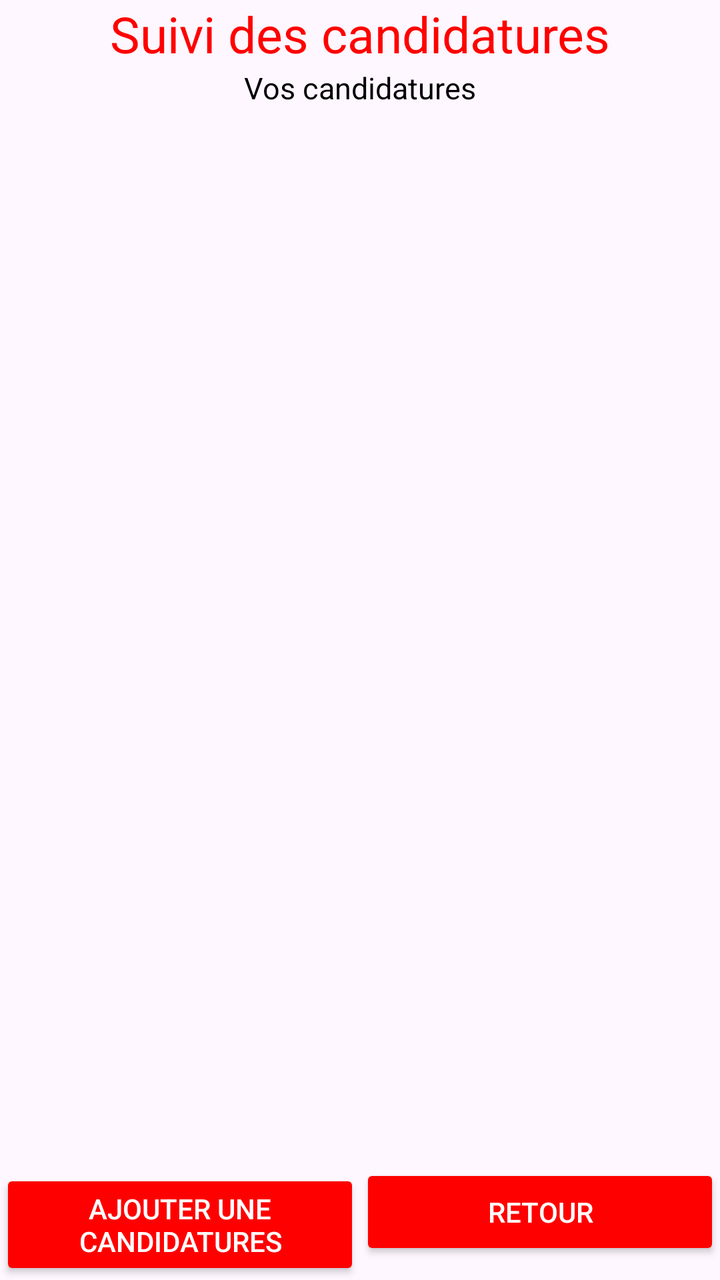
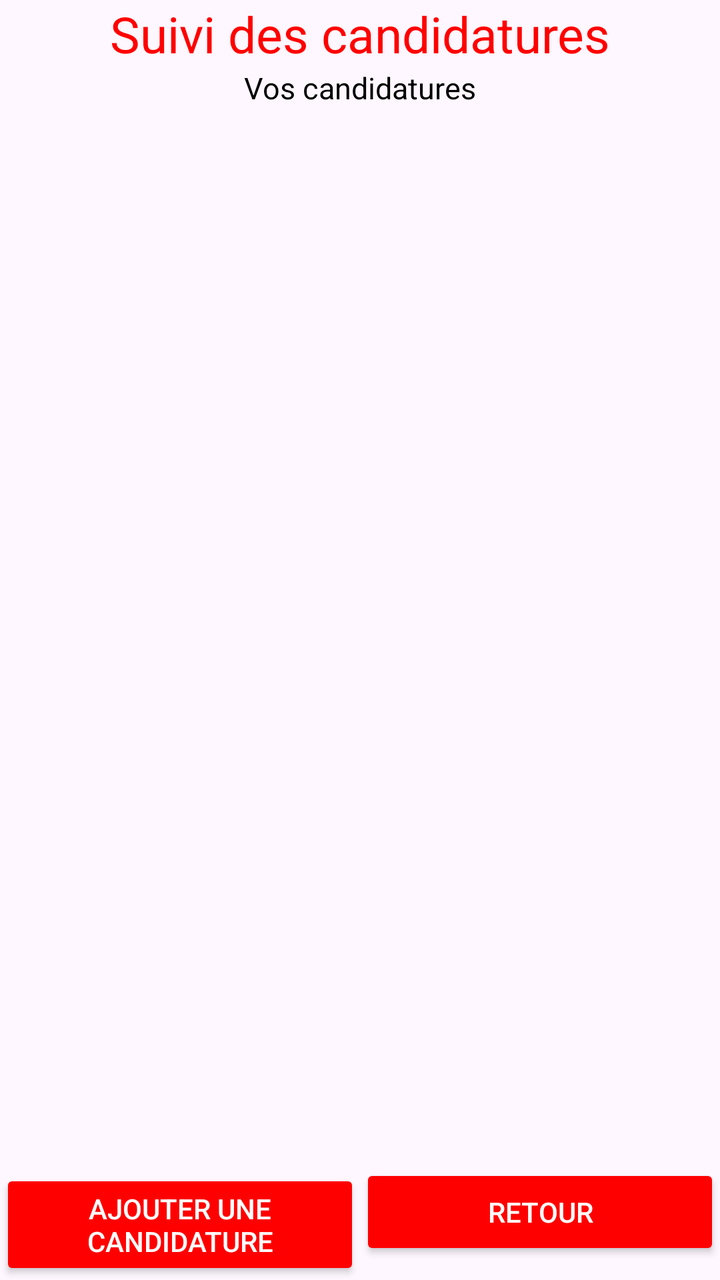

Two renders of the same Android screen: before a commit and after it. Below are the layout's source before the change and the commit's diff.
<!-- AndroidManifest.xml: application theme Theme.SuiviCandidatures -->
<!-- res/layout/activity_candidatures.xml -->
<?xml version="1.0" encoding="utf-8"?>
<androidx.constraintlayout.widget.ConstraintLayout xmlns:android="http://schemas.android.com/apk/res/android"
    xmlns:app="http://schemas.android.com/apk/res-auto"
    xmlns:tools="http://schemas.android.com/tools"
    android:layout_width="match_parent"
    android:layout_height="match_parent"
    tools:context=".CandidaturesActivity">

    <TextView
        android:id="@+id/logotitlecandidatures"
        android:layout_width="wrap_content"
        android:layout_height="wrap_content"
        android:text="Suivi des candidatures"
        android:textColor="@color/red"
        android:textSize="25dp"
        app:layout_constraintTop_toTopOf="parent"
        app:layout_constraintStart_toStartOf="parent"
        app:layout_constraintEnd_toEndOf="parent"
        app:layout_constraintBottom_toTopOf="@id/titlecandidatures"/>

    <TextView
        android:id="@+id/titlecandidatures"
        android:layout_width="wrap_content"
        android:layout_height="wrap_content"
        android:text="Vos candidatures"
        android:textColor="@color/black"
        android:textSize="15dp"
        app:layout_constraintTop_toBottomOf="@id/logotitlecandidatures"
        app:layout_constraintStart_toStartOf="parent"
        app:layout_constraintEnd_toEndOf="parent"
        app:layout_constraintBottom_toTopOf="@id/candidatures_list"/>

    <ListView
        android:id="@+id/candidatures_list"
        android:layout_width="0dp"
        android:layout_height="0dp"
        android:layout_marginStart="13dp"
        android:layout_marginLeft="13dp"
        android:layout_marginTop="13dp"
        android:layout_marginEnd="13dp"
        android:layout_marginRight="13dp"
        android:layout_marginBottom="13dp"
        android:orientation="vertical"
        app:layout_constraintTop_toBottomOf="@id/titlecandidatures"
        app:layout_constraintEnd_toEndOf="parent"
        app:layout_constraintStart_toStartOf="parent"
        app:layout_constraintBottom_toTopOf="@id/candidatures_to_new_button"/>

    <Button
        android:id="@+id/candidatures_to_new_button"
        android:layout_width="0dp"
        android:layout_height="wrap_content"
        android:backgroundTint="@color/red"
        android:text="Ajouter une candidatures"
        android:textColor="@color/white"
        app:layout_constraintBottom_toBottomOf="parent"
        app:layout_constraintStart_toStartOf="parent"
        app:layout_constraintEnd_toStartOf="@id/candidatures_to_menu_button"
        app:layout_constraintTop_toBottomOf="@id/candidatures_list"/>

    <Button
        android:id="@+id/candidatures_to_menu_button"
        android:layout_width="0dp"
        android:layout_height="wrap_content"
        android:backgroundTint="@color/red"
        android:text="Retour"
        android:textColor="@color/white"
        app:layout_constraintBottom_toBottomOf="parent"
        app:layout_constraintTop_toBottomOf="@id/candidatures_list"
        app:layout_constraintStart_toEndOf="@id/candidatures_to_new_button"
        app:layout_constraintEnd_toEndOf="parent" />

</androidx.constraintlayout.widget.ConstraintLayout>
<!-- resources referenced by this layout -->
<resources>
  <color name="black">#FF000000</color>
  <color name="red">#FFFF0000</color>
  <color name="white">#FFFFFFFF</color>
  <style name="Theme.SuiviCandidatures" parent="Theme.Material3.Light.NoActionBar" />
</resources>

<!-- the commit's change to res/layout/activity_candidatures.xml (unified diff, before → after) -->
@@ -51,7 +51,7 @@
         android:layout_width="0dp"
         android:layout_height="wrap_content"
         android:backgroundTint="@color/red"
-        android:text="Ajouter une candidatures"
+        android:text="Ajouter une candidature"
         android:textColor="@color/white"
         app:layout_constraintBottom_toBottomOf="parent"
         app:layout_constraintStart_toStartOf="parent"
